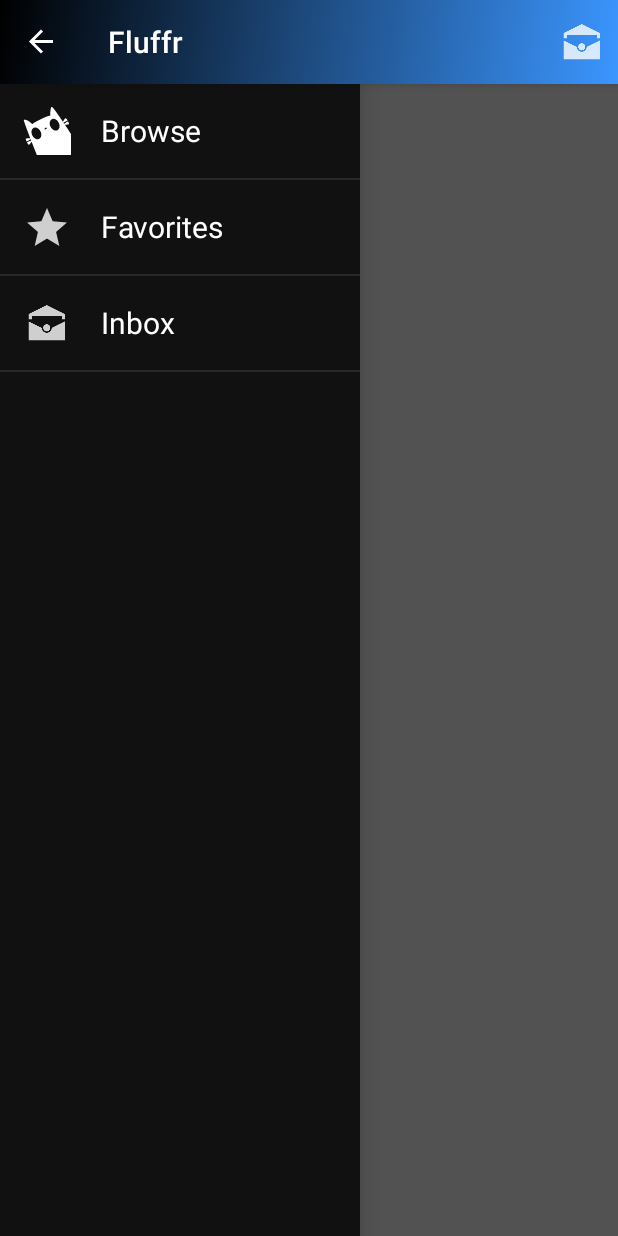
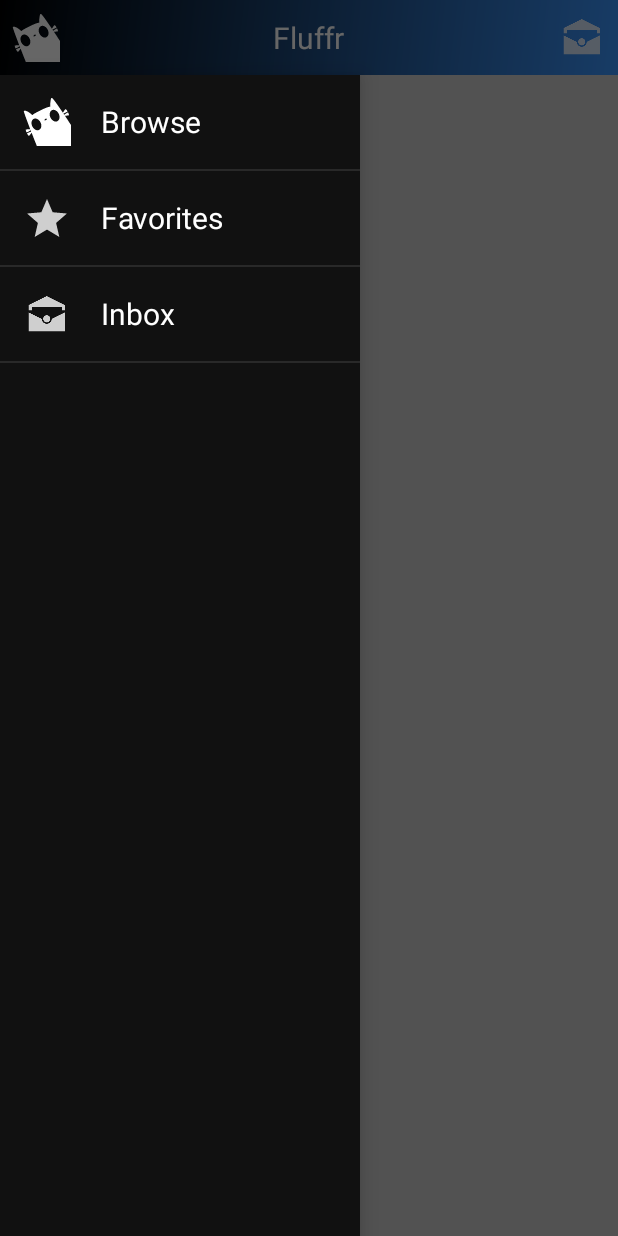
Before and after one commit to plandrem/fluffr-android, an Android app: the screen it shows after launch (BrowserActivity), with the side drawer open, on a phone screen of 412 x 824 dp. Run offline under Robolectric (Android 15) with nearby library versions, the phone set to English and light mode, and no system bars; libraries missing offline, so code that uses them is left out: com.parse, im.delight.android; 25 statements that could not run were skipped.

Commit message:
replace action bar with custom header, animate icons

```diff
--- a/app/src/main/java/com/fluffr/app/fluffr/BrowserActivity.java
+++ b/app/src/main/java/com/fluffr/app/fluffr/BrowserActivity.java
@@ -1,5 +1,6 @@
 package com.fluffr.app.fluffr;
 
+import android.app.ActionBar;
 import android.app.Dialog;
 import android.content.Context;
 import android.content.Intent;
@@ -13,22 +14,26 @@ import android.os.Bundle;
 import android.support.v7.app.ActionBarDrawerToggle;
 import android.telephony.TelephonyManager;
 import android.util.Log;
+import android.view.Gravity;
 import android.view.LayoutInflater;
 import android.view.Menu;
 import android.view.MenuItem;
 import android.view.View;
 import android.view.ViewGroup;
 import android.view.Window;
+import android.view.animation.Animation;
+import android.view.animation.AnimationUtils;
 import android.widget.AdapterView;
 import android.widget.BaseAdapter;
+import android.widget.FrameLayout;
+import android.widget.ImageButton;
 import android.widget.ListView;
+import android.widget.TextView;
 
 import com.google.android.gms.common.ConnectionResult;
 import com.google.android.gms.common.GooglePlayServicesUtil;
 import com.google.android.gms.gcm.GoogleCloudMessaging;
-import com.parse.GetCallback;
 import com.parse.ParseException;
-import com.parse.ParseInstallation;
 import com.parse.ParseObject;
 import com.parse.ParseQuery;
 import com.parse.ParseUser;
@@ -36,10 +41,8 @@ import com.parse.ParseUser;
 import org.json.JSONException;
 import org.json.JSONObject;
 
-import java.text.DateFormat;
 import java.text.SimpleDateFormat;
 import java.util.ArrayList;
-import java.util.Collection;
 import java.util.Date;
 import java.util.HashMap;
 import java.util.List;
@@ -116,26 +119,6 @@ public class BrowserActivity extends ActionBarActivity
         drawerList.setAdapter(new NavAdapter(this, pages));
         drawerList.setOnItemClickListener(new DrawerItemClickListener());
 
-        drawerToggle = new ActionBarDrawerToggle(this, drawerLayout,
-                R.string.navigation_drawer_open, R.string.navigation_drawer_close) {
-
-            public void onDrawerClosed(View view) {
-                super.onDrawerClosed(view);
-                updateActionBar();
-                invalidateOptionsMenu(); // forces redraw of options menu
-            }
-
-            public void onDrawerOpened(View drawerView) {
-                super.onDrawerOpened(drawerView);
-            }
-
-        };
-
-        drawerLayout.setDrawerListener(drawerToggle);
-
-        getSupportActionBar().setDisplayHomeAsUpEnabled(true);
-        getSupportActionBar().setHomeButtonEnabled(true);
-
         // Store user's phone number for referencing account
         setUserNumber();
 
@@ -175,9 +158,6 @@ public class BrowserActivity extends ActionBarActivity
         listView.setAdapter(adapter);
         listView.setOnScrollListener(new FluffScrollListener(this));
 
-//        downloading = true;
-//        spinner.show();
-
         //Load initial data
         Log.d("onCreate","Executing initial LoadFluff...");
         new LoadFluffs(this, "init").execute();
@@ -193,9 +173,6 @@ public class BrowserActivity extends ActionBarActivity
         Log.d("onCreate","finalize UI...");
         updateActionBar();
 
-//        // Check for Startup Instructions
-//        Log.d("onCreate","check for startup instructions...");
-//        checkStartupInstructions();
     }
 
 
@@ -216,13 +193,13 @@ public class BrowserActivity extends ActionBarActivity
     @Override
     protected void onPostCreate(Bundle savedInstanceState) {
         super.onPostCreate(savedInstanceState);
-        drawerToggle.syncState();
+//        drawerToggle.syncState();
     }
 
     @Override
     public void onConfigurationChanged(Configuration newConfig) {
         super.onConfigurationChanged(newConfig);
-        drawerToggle.onConfigurationChanged(newConfig);
+//        drawerToggle.onConfigurationChanged(newConfig);
     }
 
     @Override
@@ -238,6 +215,13 @@ public class BrowserActivity extends ActionBarActivity
     public boolean onCreateOptionsMenu(Menu menu) {
         // Inflate the menu; this adds items to the action bar if it is present.
         getMenuInflater().inflate(R.menu.browser, menu);
+
+//        Animation blink = AnimationUtils.loadAnimation(BrowserActivity.this,R.anim.glow_blink);
+//        ImageButton inboxButton = (ImageButton) menu.findItem(R.id.action_inbox).getActionView();
+////        inboxButton.clearAnimation();
+////        inboxButton.setAnimation(blink);
+//        inboxButton.setImageResource(R.drawable.button_glow);
+
         return true;
     }
 
@@ -247,14 +231,14 @@ public class BrowserActivity extends ActionBarActivity
         // automatically handle clicks on the Home/Up button, so long
         // as you specify a parent activity in AndroidManifest.xml.
         int id = item.getItemId();
-        if (id == R.id.action_inbox) {
-            goToInbox();
-            return true;
-        }
+//        if (id == R.id.action_inbox) {
+//            goToInbox();
+//            return true;
+//        }
 
-        if (drawerToggle.onOptionsItemSelected(item)) {
-            return true;
-        }
+//        if (drawerToggle.onOptionsItemSelected(item)) {
+//            return true;
+//        }
 
         return super.onOptionsItemSelected(item);
     }
@@ -435,9 +419,6 @@ public class BrowserActivity extends ActionBarActivity
         Log.d("goToBrowse","replacing with browse list...");
         this.adapter.addFluffs(list);
 
-        android.support.v7.app.ActionBar actionBar = getSupportActionBar();
-        actionBar.setTitle("Fluffr");
-
     }
 
     private void goToFavorites() {
@@ -449,10 +430,6 @@ public class BrowserActivity extends ActionBarActivity
 
         Log.d("goToFavorites","replacing with favorites...");
         this.adapter.addFluffs(favorites);
-
-        android.support.v7.app.ActionBar actionBar = getSupportActionBar();
-        actionBar.setTitle("Favorites");
-
     }
 
     private void goToInbox() {
@@ -465,24 +442,79 @@ public class BrowserActivity extends ActionBarActivity
         Log.d("goToInbox","replacing with inbox...");
         this.adapter.addFluffs(inbox);
 
-        android.support.v7.app.ActionBar actionBar = getSupportActionBar();
-        actionBar.setTitle("Inbox");
-
     }
 
     private void updateActionBar() {
 
-        android.support.v7.app.ActionBar actionBar = getSupportActionBar();
+        // get references to views
+        TextView title = (TextView) findViewById(R.id.header_title);
+        final ImageButton rightButton = (ImageButton) findViewById(R.id.header_right_button);
+        final ImageButton navButton = (ImageButton) findViewById(R.id.header_drawer_toggle);
+        final FrameLayout rightButtonFrame = (FrameLayout) findViewById(R.id.header_right_button_frame);
 
-        actionBar.setBackgroundDrawable(getResources().getDrawable(R.drawable.action_bar_background));
+        // set title
+        if (currentState.equals("Browse")) {
+            title.setText("Fluffr");
+        } else if (currentState.equals("Favorites")) {
+            title.setText("Favorites");
+        } else if (currentState.equals("Inbox")) {
+            title.setText("Inbox");
+        }
 
-        if (currentState.equals("Browse")) {
-            actionBar.setTitle("Fluffr");
-        } else if (currentState.equals("Favorites")) {
-            actionBar.setTitle("Favorites");
-        } else if (currentState.equals("Inbox")) {
-            actionBar.setTitle("Inbox");
-        }
+        // Assign right button
+        rightButton.setImageResource(R.drawable.fluffr_cat_icon);
+        rightButton.setOnClickListener(new View.OnClickListener() {
+            @Override
+            public void onClick(View v) {
+                if (currentState.equals("Inbox")) {
+                    goToBrowse();
+                    rightButtonFrame.setBackgroundResource(R.drawable.ic_action_read);
+                } else {
+                    goToInbox();
+                    rightButtonFrame.setBackgroundResource(R.drawable.fluffr_cat_icon);
+                }
+            }
+        });
+
+        Animation glow = AnimationUtils.loadAnimation(BrowserActivity.this,R.anim.glow_blink);
+//        rightButton.setAnimation(glow);
+        rightButton.startAnimation(glow);
+
+        // Nav Drawer Button
+        navButton.setImageResource(R.drawable.fluffr_cat_icon);
+        navButton.setOnClickListener(new View.OnClickListener() {
+            @Override
+            public void onClick(View v) {
+                if (drawerLayout.isDrawerOpen(drawerList)) {
+                    drawerLayout.closeDrawer(drawerList);
+                } else {
+
+                    // rotate the image
+                    Animation spin = AnimationUtils.loadAnimation(BrowserActivity.this,R.anim.rotate_button);
+                    spin.setAnimationListener(new Animation.AnimationListener() {
+                        @Override
+                        public void onAnimationStart(Animation animation) {
+
+                        }
+
+                        @Override
+                        public void onAnimationEnd(Animation animation) {
+                            navButton.setImageResource(R.drawable.ic_action_important);
+                        }
+
+                        @Override
+                        public void onAnimationRepeat(Animation animation) {
+
+                        }
+                    });
+                    navButton.startAnimation(spin);
+                    drawerLayout.openDrawer(drawerList);
+                }
+            }
+        });
+
+
+
     }
 
     @Override
@@ -892,36 +924,6 @@ public class BrowserActivity extends ActionBarActivity
 
     }
 
-    private class updateInboxCallback extends GetCallback {
-        String sender = "";
-        String fluffId = "";
-        String date = new Date().toString();
-
-        private updateInboxCallback(String sender, String fluffId) {
-            super();
-            this.sender = sender;
-            this.fluffId = fluffId;
-        }
-
-        @Override
-        public void done(ParseObject parseObject, ParseException e) {
-
-            if (e != null) {
-                e.printStackTrace();
-
-            } else {
-                // insert an object into the inbox array, eg
-                // {"fluffId":"skh5215f","from":"16518155005","date":"2014-12-03 17:18:00"}
-
-                ParseUser recipientUser = (ParseUser) parseObject;
-                recipientUser.add("inbox","{\"fluffId\":\"" + fluffId + "\",\"from\":\"" + sender + "\",\"date\":\"" + date + "\"}");
-                recipientUser.saveInBackground();
-
-            }
-        }
-
-    }
-
     public void checkStartupInstructions() {
         Intent i = getIntent();
 
--- /dev/null
+++ b/app/src/main/res/drawable-hdpi/button_glow.xml
@@ -0,0 +1,9 @@
+<?xml version="1.0" encoding="utf-8"?>
+<shape xmlns:android="http://schemas.android.com/apk/res/android"
+    android:shape="ring">
+
+    <size android:height="20dp" android:width="20dp"/>
+
+    <!--<solid android:color="#80A6D1FF"></solid>-->
+    <solid android:color="#000000"/>
+</shape>
--- a/app/src/main/res/layout/activity_browser.xml
+++ b/app/src/main/res/layout/activity_browser.xml
@@ -8,16 +8,60 @@
     <LinearLayout
         android:layout_height="match_parent"
         android:layout_width="match_parent"
-        android:paddingLeft="10dp"
-        android:paddingRight="10dp"
-        android:paddingTop="10dp"
-        android:paddingBottom="10dp"
         android:orientation="vertical">
+
+        <RelativeLayout
+            android:id="@+id/header"
+            android:layout_width="match_parent"
+            android:layout_height="50dp"
+            android:background="@drawable/action_bar_background">
+
+            <ImageButton
+                android:id="@+id/header_drawer_toggle"
+                android:layout_width="wrap_content"
+                android:layout_height="match_parent"
+                android:layout_margin="8dp"
+                android:layout_alignParentLeft="true"
+                android:layout_centerVertical="true"
+                android:background="@null"/>
+
+            <TextView
+                android:id="@+id/header_title"
+                android:layout_width="wrap_content"
+                android:layout_height="match_parent"
+                android:text="FLUFFR"
+                android:textSize="20sp"
+                android:textColor="#FFFFFF"
+                android:layout_centerVertical="true"
+                android:gravity="center"
+                android:layout_centerInParent="true"/>
+
+            <FrameLayout
+                android:id="@+id/header_right_button_frame"
+                android:layout_marginRight="8dp"
+                android:layout_alignParentRight="true"
+                android:layout_centerVertical="true"
+                android:layout_width="wrap_content"
+                android:layout_height="wrap_content"
+                android:background="@drawable/ic_action_read">
+
+                <ImageButton
+                    android:id="@+id/header_right_button"
+                    android:layout_width="wrap_content"
+                    android:layout_height="match_parent"
+                    android:background="@drawable/button_glow"
+                    android:scaleType="fitCenter"/>
+
+            </FrameLayout>
+
+
+        </RelativeLayout>
 
         <ListView
             android:layout_width="wrap_content"
             android:layout_height="match_parent"
             android:id="@+id/listview"
+            android:layout_margin="10dp"
             android:footerDividersEnabled="false"
             android:headerDividersEnabled="false"
             android:dividerHeight="0dp" />
@@ -25,6 +69,7 @@
     </LinearLayout>
 
     <ListView android:id="@+id/left_drawer"
+        android:layout_marginTop="50dp"
         android:layout_width="240dp"
         android:layout_height="match_parent"
         android:layout_gravity="start"
--- a/app/src/main/res/menu/browser.xml
+++ b/app/src/main/res/menu/browser.xml
@@ -6,9 +6,10 @@
         <!--android:title="@string/action_settings"-->
         <!--android:orderInCategory="100"-->
         <!--app:showAsAction="never" />-->
-    <item android:id="@+id/action_inbox"
-        android:title="Inbox"
-        app:showAsAction="always"
-        android:icon="@drawable/ic_action_read"
-        />
+    <!--<item android:id="@+id/action_inbox"-->
+        <!--android:title="Inbox"-->
+        <!--app:showAsAction="always"-->
+        <!--android:icon="@drawable/ic_action_read"-->
+        <!--app:actionViewClass="android.widget.ImageButton"-->
+        <!--/>-->
 </menu>
--- a/app/src/main/res/values/styles.xml
+++ b/app/src/main/res/values/styles.xml
@@ -1,7 +1,7 @@
 <resources>
 
     <!-- Base application theme. -->
-    <style name="AppTheme" parent="Theme.AppCompat.Light.DarkActionBar">
+    <style name="AppTheme" parent="Theme.AppCompat.Light.NoActionBar">
         <!-- Customize your theme here. -->
     </style>
 
```
Also changed, not shown: app/src/main/res/anim/glow_blink.xml (added, +11 -0 lines), app/src/main/res/anim/rotate_button.xml (added, +9 -0 lines).
